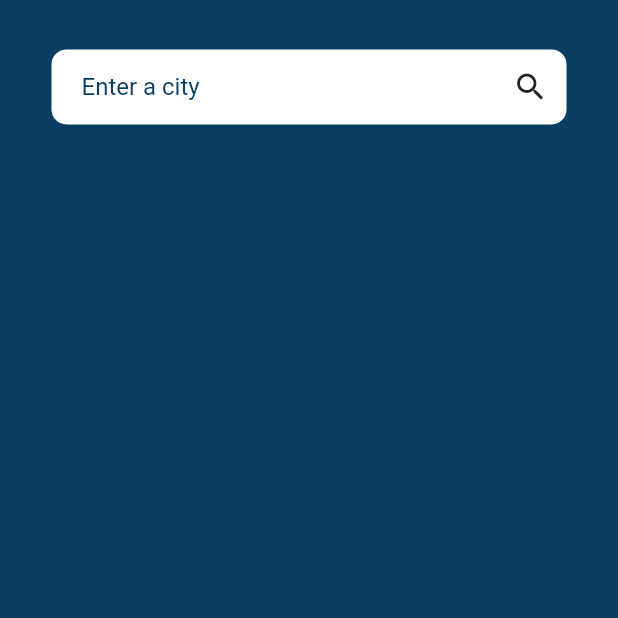
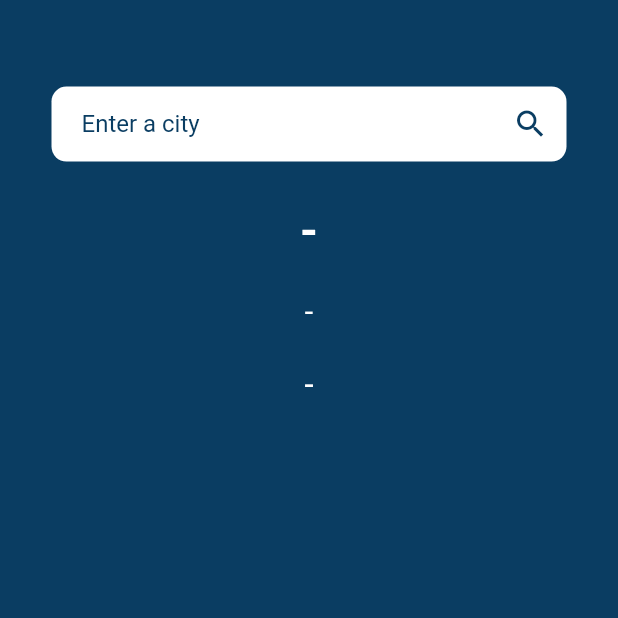
Before and after one commit to ankeet7x/weatherapp, a Flutter app: the screen it shows after launch, on a phone screen of 412 x 824 dp, the top half of it. Run offline on Flutter 3.47's test engine with Material 2 defaults, Android fonts, the phone set to English and light mode, and no system bars.

Commit message:
Weather app completed

```diff
--- a/lib/main.dart
+++ b/lib/main.dart
@@ -46,9 +46,9 @@ class _HomePageState extends State<HomePage> {
   }
 
   @override
-  void initState() {
-    super.initState();
-    // this.getWeather(cityname);
+  void dispose() {
+    cityController.dispose();
+    super.dispose();
   }
 
   @override
@@ -56,10 +56,11 @@ class _HomePageState extends State<HomePage> {
     Size size = MediaQuery.of(context).size;
     return Scaffold(
       backgroundColor: primaryColor,
-      body: Column(
+      body: Center(
+        child: Column(
           children: [
             SizedBox(
-            height: size.height * 0.04,
+              height: size.height * 0.07,
             ),
             Center(
               child: Container(
@@ -85,7 +86,10 @@ class _HomePageState extends State<HomePage> {
                       ),
                     ),
                     IconButton(
-                    icon: Icon(Icons.search),
+                      icon: Icon(
+                        Icons.search,
+                        color: primaryColor,
+                      ),
                       onPressed: () {
                         cityname = cityController.text;
                         getWeather(cityname);
@@ -95,7 +99,32 @@ class _HomePageState extends State<HomePage> {
                 ),
               ),
             ),
+            Padding(
+              padding: const EdgeInsets.only(top: 28.0),
+              child: Text(
+                cityname != null ? cityname : '-',
+                style: TextStyle(
+                    color: secondaryColor,
+                    fontWeight: FontWeight.bold,
+                    fontSize: 30),
+              ),
+            ),
+            Padding(
+              padding: const EdgeInsets.only(top: 25),
+              child: Text(
+                temp != null ? (temp - 273).toStringAsFixed(2) + "°C" : '-',
+                style: TextStyle(color: secondaryColor, fontSize: 20),
+              ),
+            ),
+            Padding(
+              padding: const EdgeInsets.only(top: 25),
+              child: Text(
+                weather != null ? weather.toString() : '-',
+                style: TextStyle(color: secondaryColor, fontSize: 22),
+              ),
+            ),
           ],
+        ),
       ),
     );
   }
```
Lines whose indentation alone changed are shown as unchanged.
